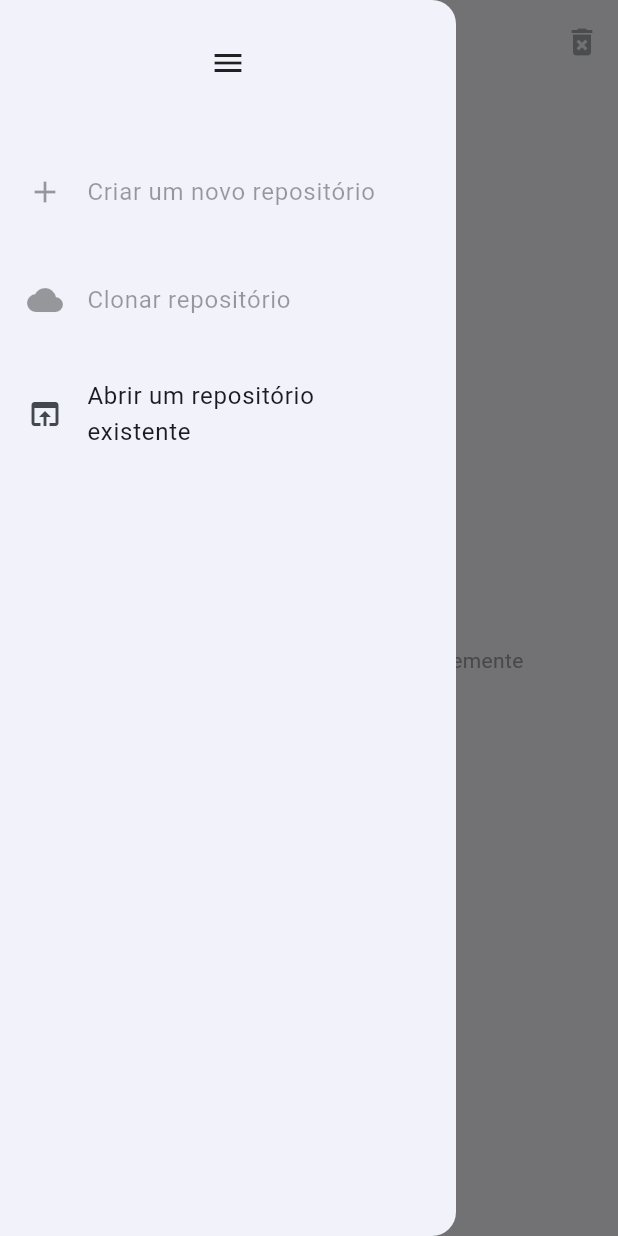
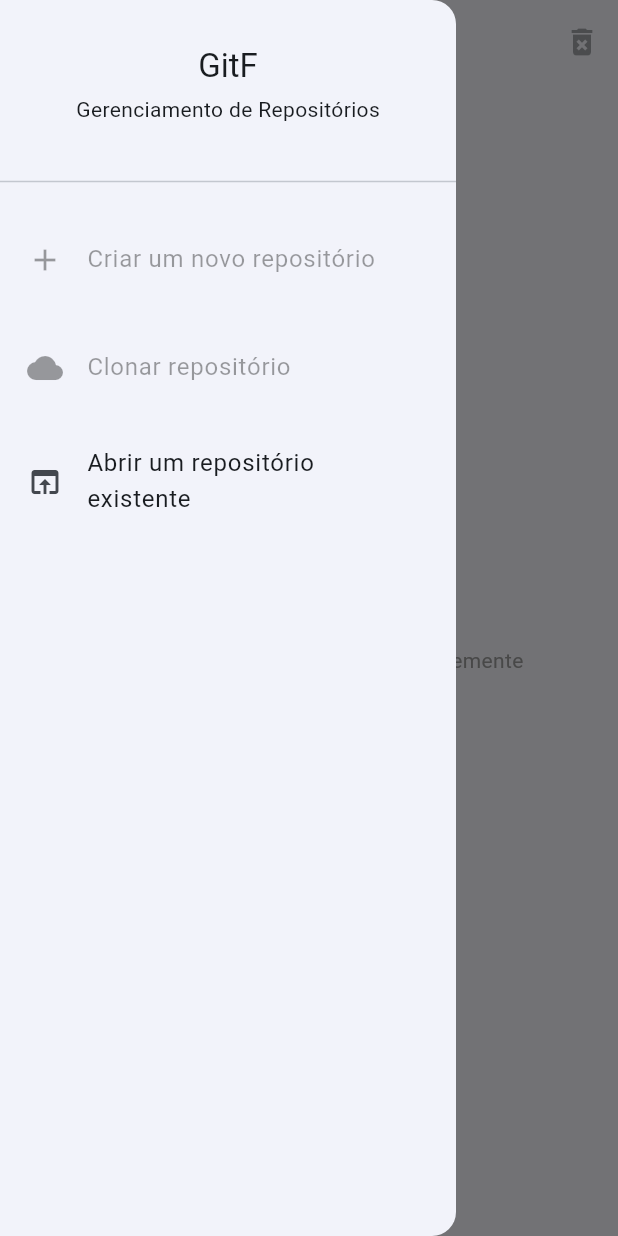
Before and after one commit to eduardoazvd17/gitf, a Flutter app: the screen it shows after launch, with the side drawer open, on a phone screen of 412 x 824 dp. Run offline on Flutter 3.47's test engine with Material 3 defaults, Android fonts, the light colour scheme and no system bars; our stand-ins replace file_picker, shared_preferences; missing offline and left inert: open_dir, shell.

Commit message:
Adjusting drawer

```diff
--- a/lib/pages/start_page.dart
+++ b/lib/pages/start_page.dart
@@ -50,10 +50,20 @@ class _StartPageState extends State<StartPage> {
           drawer: Drawer(
             child: Column(
               children: [
-                const Padding(
-                  padding: EdgeInsets.symmetric(vertical: 30.0),
-                  child: Icon(Icons.menu),
+                Padding(
+                  padding: const EdgeInsets.symmetric(vertical: 30.0),
+                  child: Column(
+                    children: [
+                      Text(
+                        'GitF',
+                        style: Theme.of(context).textTheme.titleLarge,
+                      ),
+                      const SizedBox(height: 5),
+                      const Text('Gerenciamento de Repositórios'),
+                    ],
+                  ),
                 ),
+                const Divider(),
                 Padding(
                   padding: const EdgeInsets.symmetric(vertical: 16.0),
                   child: _menuContent,
@@ -86,7 +96,7 @@ class _StartPageState extends State<StartPage> {
         children: [
           if (showHeader)
             Padding(
-              padding: const EdgeInsets.only(top: 5),
+              padding: const EdgeInsets.only(top: 4),
               child: Row(
                 mainAxisAlignment: MainAxisAlignment.spaceBetween,
                 children: [
```
